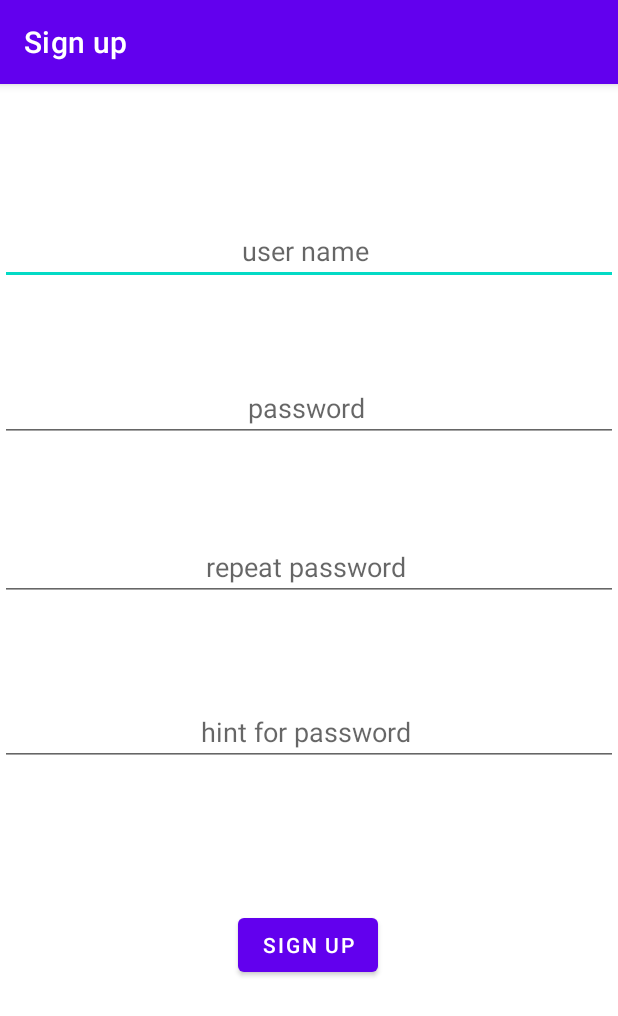
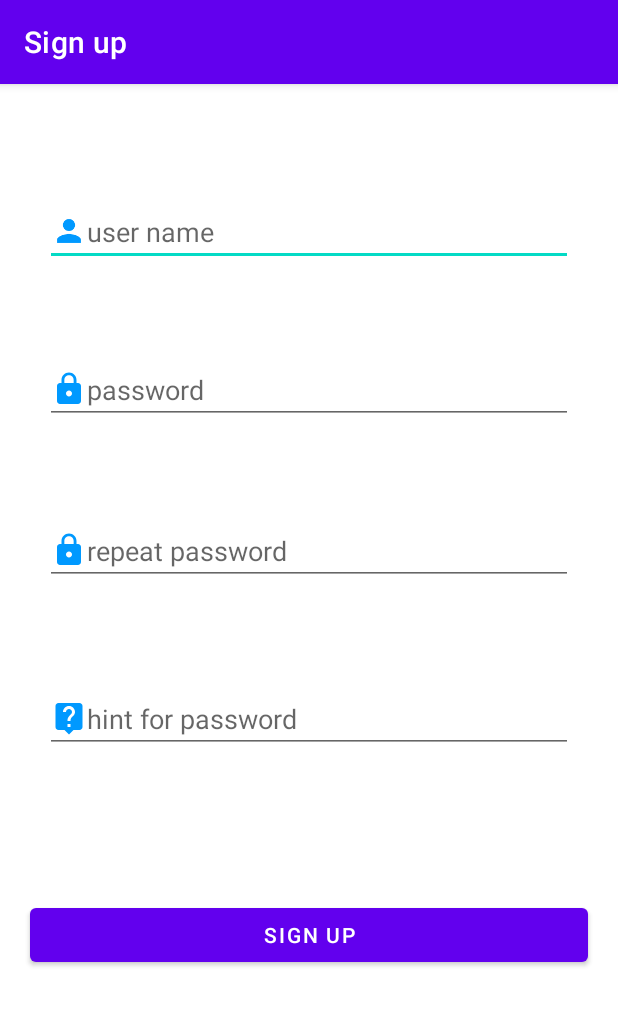
Before and after one commit to TariqHajeer/Expense-Management, an Android app: the SignUp screen opened directly, with no data from a screen before it, on a phone screen of 412 x 824 dp. Shown: the top 1016 px of the screen. Run offline under Robolectric (Android 15) with nearby library versions, the phone set to English and light mode, and no system bars; our stand-ins replace Room's generated code.

Commit message:
Sign up layout

```diff
--- /dev/null
+++ b/app/src/main/res/drawable/ic_baseline_live_help_24.xml
@@ -0,0 +1,5 @@
+<vector android:height="24dp" android:tint="#0099FF"
+    android:viewportHeight="24" android:viewportWidth="24"
+    android:width="24dp" xmlns:android="http://schemas.android.com/apk/res/android">
+    <path android:fillColor="@android:color/white" android:pathData="M19,2L5,2c-1.11,0 -2,0.9 -2,2v14c0,1.1 0.89,2 2,2h4l3,3 3,-3h4c1.1,0 2,-0.9 2,-2L21,4c0,-1.1 -0.9,-2 -2,-2zM13,18h-2v-2h2v2zM15.07,10.25l-0.9,0.92C13.45,11.9 13,12.5 13,14h-2v-0.5c0,-1.1 0.45,-2.1 1.17,-2.83l1.24,-1.26c0.37,-0.36 0.59,-0.86 0.59,-1.41 0,-1.1 -0.9,-2 -2,-2s-2,0.9 -2,2L8,8c0,-2.21 1.79,-4 4,-4s4,1.79 4,4c0,0.88 -0.36,1.68 -0.93,2.25z"/>
+</vector>
--- /dev/null
+++ b/app/src/main/res/drawable/ic_baseline_lock_24.xml
@@ -0,0 +1,5 @@
+<vector android:height="24dp" android:tint="#0099FF"
+    android:viewportHeight="24" android:viewportWidth="24"
+    android:width="24dp" xmlns:android="http://schemas.android.com/apk/res/android">
+    <path android:fillColor="@android:color/white" android:pathData="M18,8h-1L17,6c0,-2.76 -2.24,-5 -5,-5S7,3.24 7,6v2L6,8c-1.1,0 -2,0.9 -2,2v10c0,1.1 0.9,2 2,2h12c1.1,0 2,-0.9 2,-2L20,10c0,-1.1 -0.9,-2 -2,-2zM12,17c-1.1,0 -2,-0.9 -2,-2s0.9,-2 2,-2 2,0.9 2,2 -0.9,2 -2,2zM15.1,8L8.9,8L8.9,6c0,-1.71 1.39,-3.1 3.1,-3.1 1.71,0 3.1,1.39 3.1,3.1v2z"/>
+</vector>
--- a/app/src/main/res/layout/activity_sign_up.xml
+++ b/app/src/main/res/layout/activity_sign_up.xml
@@ -6,89 +6,98 @@
     android:layout_height="match_parent"
     tools:context=".SignUp">
 
-    <ImageView
-        android:id="@+id/imageView2"
-        android:layout_width="wrap_content"
-        android:layout_height="wrap_content"
-        android:layout_marginTop="16dp"
-        app:layout_constraintEnd_toEndOf="parent"
-        app:layout_constraintStart_toStartOf="parent"
-        app:layout_constraintTop_toTopOf="parent"
-        tools:srcCompat="@tools:sample/avatars" />
-
     <EditText
         android:id="@+id/editTextTexUserName"
         android:layout_width="match_parent"
         android:layout_height="wrap_content"
+        android:layout_marginStart="30dp"
+        android:layout_marginLeft="30dp"
         android:layout_marginTop="8dp"
+        android:layout_marginEnd="30dp"
+        android:layout_marginRight="30dp"
         android:ems="10"
-        android:gravity="center_horizontal"
         android:hint="user name "
         android:inputType="textPersonName"
-        android:textAlignment="center"
         app:layout_constraintBottom_toBottomOf="parent"
         app:layout_constraintEnd_toEndOf="parent"
-        app:layout_constraintHorizontal_bias="0.497"
+        app:layout_constraintHorizontal_bias="0.0"
         app:layout_constraintStart_toStartOf="parent"
-        app:layout_constraintTop_toBottomOf="@+id/imageView2"
-        app:layout_constraintVertical_bias="0.093" />
+        app:layout_constraintTop_toTopOf="parent"
+        app:layout_constraintVertical_bias="0.095"
+        android:drawableStart="@drawable/ic_baseline_person_24"
+        tools:ignore="RtlCompat" />
 
     <EditText
         android:id="@+id/editTextTextPassword"
         android:layout_width="match_parent"
         android:layout_height="wrap_content"
+        android:layout_marginStart="30dp"
+        android:layout_marginLeft="30dp"
         android:layout_marginTop="8dp"
+        android:layout_marginEnd="30dp"
+        android:layout_marginRight="30dp"
         android:ems="10"
-        android:gravity="center_horizontal"
         android:hint="password "
         android:inputType="textPassword"
-        android:textAlignment="center"
         app:layout_constraintBottom_toBottomOf="parent"
         app:layout_constraintEnd_toEndOf="parent"
         app:layout_constraintHorizontal_bias="0.497"
         app:layout_constraintStart_toStartOf="parent"
         app:layout_constraintTop_toBottomOf="@+id/editTextTexUserName"
-        app:layout_constraintVertical_bias="0.088" />
+        app:layout_constraintVertical_bias="0.088"
+        android:drawableStart="@drawable/ic_baseline_lock_24"
+        tools:ignore="RtlCompat" />
 
     <EditText
         android:id="@+id/editTextTextRepeatPassword"
         android:layout_width="match_parent"
         android:layout_height="wrap_content"
+        android:layout_marginStart="30dp"
+        android:layout_marginLeft="30dp"
         android:layout_marginTop="8dp"
+        android:layout_marginEnd="30dp"
+        android:layout_marginRight="30dp"
         android:ems="10"
-        android:gravity="center_horizontal"
         android:hint="repeat password "
         android:inputType="textPassword"
-        android:textAlignment="center"
         app:layout_constraintBottom_toBottomOf="parent"
         app:layout_constraintEnd_toEndOf="parent"
         app:layout_constraintHorizontal_bias="0.497"
         app:layout_constraintStart_toStartOf="parent"
         app:layout_constraintTop_toBottomOf="@+id/editTextTextPassword"
-        app:layout_constraintVertical_bias="0.111" />
+        app:layout_constraintVertical_bias="0.111"
+        android:drawableStart="@drawable/ic_baseline_lock_24"
+        tools:ignore="RtlCompat" />
 
     <EditText
         android:id="@+id/editTextTextPasswordHint"
         android:layout_width="match_parent"
         android:layout_height="wrap_content"
+        android:layout_marginStart="30dp"
+        android:layout_marginLeft="30dp"
         android:layout_marginTop="8dp"
+        android:layout_marginEnd="30dp"
+        android:layout_marginRight="30dp"
         android:ems="10"
-        android:gravity="center_horizontal"
         android:hint="hint for password "
         android:inputType="textPersonName"
-        android:textAlignment="center"
         app:layout_constraintBottom_toBottomOf="parent"
         app:layout_constraintEnd_toEndOf="parent"
         app:layout_constraintHorizontal_bias="0.497"
         app:layout_constraintStart_toStartOf="parent"
         app:layout_constraintTop_toBottomOf="@+id/editTextTextRepeatPassword"
-        app:layout_constraintVertical_bias="0.154" />
+        app:layout_constraintVertical_bias="0.154"
+        android:drawableStart="@drawable/ic_baseline_live_help_24"/>
 
     <Button
         android:id="@+id/signUpBtn"
-        android:layout_width="wrap_content"
+        android:layout_width="match_parent"
         android:layout_height="wrap_content"
+        android:layout_marginStart="20dp"
+        android:layout_marginLeft="20dp"
         android:layout_marginTop="50dp"
+        android:layout_marginEnd="20dp"
+        android:layout_marginRight="20dp"
         android:onClick="signUpBtnClick"
         android:text="Sign Up"
         app:layout_constraintBottom_toBottomOf="parent"
--- a/app/src/main/res/layout/activity_welcome.xml
+++ b/app/src/main/res/layout/activity_welcome.xml
@@ -176,5 +176,6 @@
         app:layout_constraintHorizontal_bias="1.0"
         app:layout_constraintStart_toStartOf="parent"
         app:layout_constraintTop_toBottomOf="@+id/textView2"
-        app:layout_constraintVertical_bias="0.0" />
+        app:layout_constraintVertical_bias="0.0"
+        android:onClick="signUp"/>
 </androidx.constraintlayout.widget.ConstraintLayout>
```
